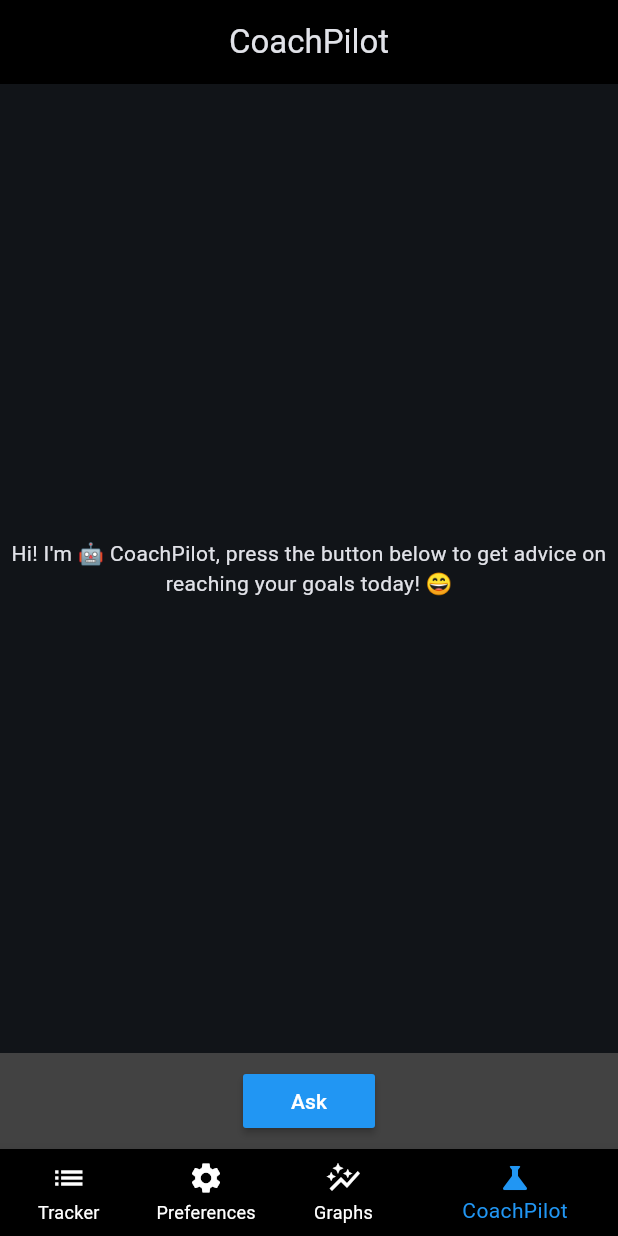
After one commit to r2andrew/caloreasy, a Flutter app: the screen it shows after launch, item 4 of the bottom bar chosen, on a phone screen of 412 x 824 dp. The commit adds this screen. Run offline on Flutter 3.47's test engine with Material 3 defaults, Android fonts, the phone set to English and light mode, and no system bars; our stand-ins replace fl_chart, flutter_local_notifications, flutter_slidable, hive, hive_flutter; missing offline and left inert: android_alarm_manager_plus, mobile_scanner, openfoodfacts; accounts and stored records are empty.

Commit message:
ai assistant

```diff
--- /dev/null
+++ b/lib/helpers/coachpilot_service.dart
@@ -0,0 +1,26 @@
+import 'dart:convert';
+
+import 'package:http/http.dart' as http;
+
+class CoachpilotService {
+
+  Function loadResults;
+
+  CoachpilotService(void Function(bool loaded, String response) this.loadResults);
+
+  void getChefsResponse(String question) async {
+
+  loadResults(false);
+
+  var response = await http.post(
+      Uri.parse('http://192.168.0.130:5000/coachpilot/'),
+      headers: {
+        "Content-Type" : "application/x-www-form-urlencoded"
+      },
+      encoding: Encoding.getByName('utf-8'),
+      body: {'question' : question }
+    );
+    var data = jsonDecode(response.body);
+    loadResults(true, data['result']);
+  }
+}
--- a/lib/pages/base_page.dart
+++ b/lib/pages/base_page.dart
@@ -1,5 +1,4 @@
-import 'package:caloreasy/pages/add_exercise.dart';
-import 'package:caloreasy/pages/add_food.dart';
+import 'package:caloreasy/pages/coachpilot.dart';
 import 'package:caloreasy/pages/graphs.dart';
 import 'package:caloreasy/pages/preferences.dart';
 import 'package:caloreasy/pages/tracker.dart';
@@ -48,13 +47,16 @@ class _BasePageState extends State<BasePage> {
         return TrackerPage();
       case 1:
         return PreferencesPage(goToTracker: goToTracker);
+      case 2:
+        return GraphsPage();
       default:
-        return GraphsPage();
+        return Coachpilot();
     }
   }
 
   final List<BottomNavigationBarItem> pageLabels = [
     BottomNavigationBarItem(
+        backgroundColor: Colors.black,
         icon: Icon(Icons.list),
         label: 'Tracker'
     ),
@@ -65,6 +67,10 @@ class _BasePageState extends State<BasePage> {
     BottomNavigationBarItem(
         icon: Icon(Icons.auto_graph),
         label: 'Graphs'
+    ),
+    BottomNavigationBarItem(
+        icon: Icon(Icons.science),
+        label: 'CoachPilot'
     )
   ];
 
@@ -75,7 +81,7 @@ class _BasePageState extends State<BasePage> {
       bottomNavigationBar: BottomNavigationBar(
         backgroundColor: Colors.black,
         showUnselectedLabels: true,
-          unselectedItemColor: selectedDate == todaysDate ? Colors.white : Colors.grey[800],
+        unselectedItemColor: Colors.white,
         selectedItemColor: Colors.blue,
         currentIndex: _selectedIndex,
         onTap: navigateBottomBar,
--- /dev/null
+++ b/lib/pages/coachpilot.dart
@@ -0,0 +1,100 @@
+import 'package:caloreasy/helpers/coachpilot_service.dart';
+import 'package:flutter/material.dart';
+import '../database/local_database.dart';
+
+class Coachpilot extends StatefulWidget {
+  const Coachpilot({super.key});
+
+  @override
+  State<Coachpilot> createState() => _CoachpilotState();
+}
+
+class _CoachpilotState extends State<Coachpilot> {
+
+  LocalDatabase db = LocalDatabase();
+
+  DateTime selectedDate = DateTime.now()
+      .copyWith(hour: 0, minute: 0, second: 0, millisecond: 0, microsecond: 0);
+
+  late CoachpilotService aiService;
+
+  String response = "Hi! I'm 🤖 CoachPilot, press the button below to get advice "
+      "on reaching your goals today! 😄";
+
+  bool loading = false;
+
+  void loadResults (bool loaded, [String? apiResponse]) {
+    if (!loaded) {
+      setState(() {
+        loading = true;
+        response = '';
+      });
+    } else {
+      setState(() {
+        response = apiResponse!;
+        loading = false;
+      });
+    }
+  }
+
+  int calorieDeltaToday() {
+    Map nutrientsForDay = db.calcNutrientsConsumedForDay(selectedDate.toString());
+    int caloriesForDay = nutrientsForDay['caloriesConsumed'] - nutrientsForDay['caloriesBurned'];
+
+    int goalCaloriesForDay = db.getPreferences(selectedDate.toString())['calories'];
+
+    return goalCaloriesForDay - caloriesForDay;
+  }
+
+  String questionForAI() {
+    if (calorieDeltaToday() >= 0) {
+      return 'What should I eat for ${calorieDeltaToday()} calories?';
+    } else {
+      return 'I need to burn ${calorieDeltaToday().abs()} '
+          'calories to reach my goals, '
+          'what exercise would you recommend?';
+    }
+  }
+
+  @override
+  void initState() {
+    aiService = CoachpilotService(loadResults);
+    super.initState();
+  }
+
+  @override
+  Widget build(BuildContext context) {
+    return Scaffold(
+      appBar: AppBar(
+        title: Center(child: Text('CoachPilot')),
+        backgroundColor: Colors.black,
+      ),
+      body: Column(
+        children: [
+          loading == true ? Expanded(child: Center(child: CircularProgressIndicator(color: Colors.blue))
+          ) : Expanded(
+                child: Column(
+                  mainAxisAlignment: MainAxisAlignment.center,
+                  children: [
+                    Text(response, textAlign: TextAlign.center,),
+                  ],
+                )
+              ),
+          Container(
+            color: Colors.grey[800],
+            child: Center(
+              child: Padding(
+                padding: const EdgeInsets.all(8.0),
+                child: MaterialButton(
+                   color: Colors.blue,
+                   onPressed: () => aiService.getChefsResponse(questionForAI()),
+                   child: Text('Ask'),
+                 ),
+              ),
+            ),
+          )
+        ],
+      ),
+    );
+  }
+}
```
Lines whose indentation alone changed are shown as unchanged.
